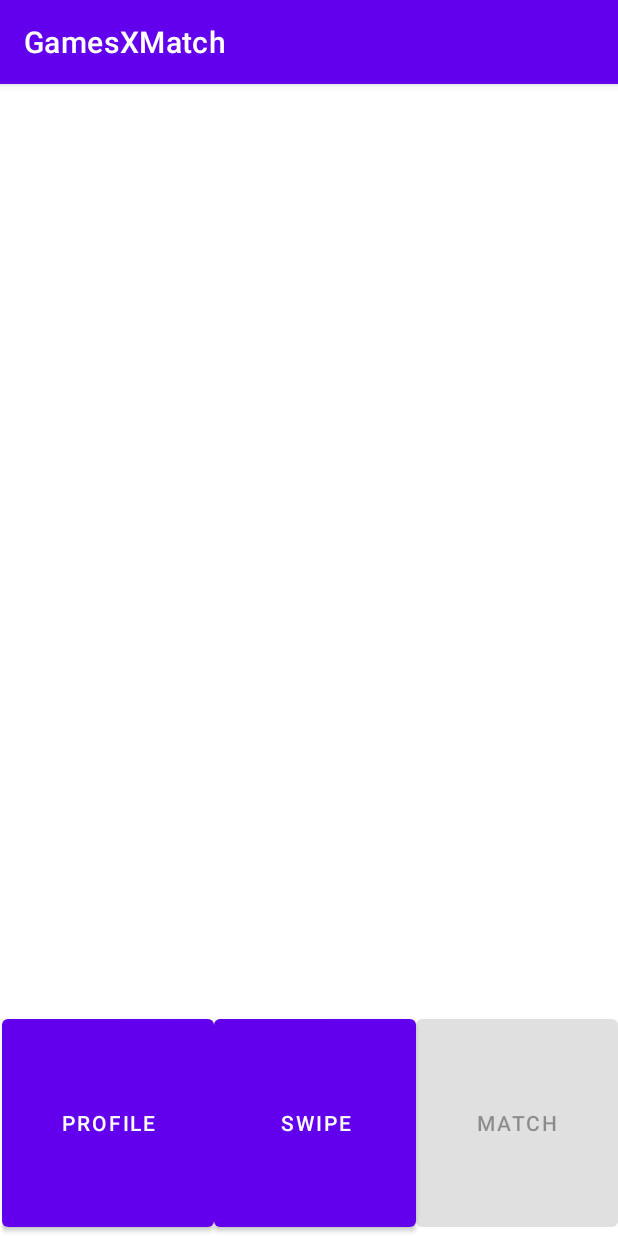
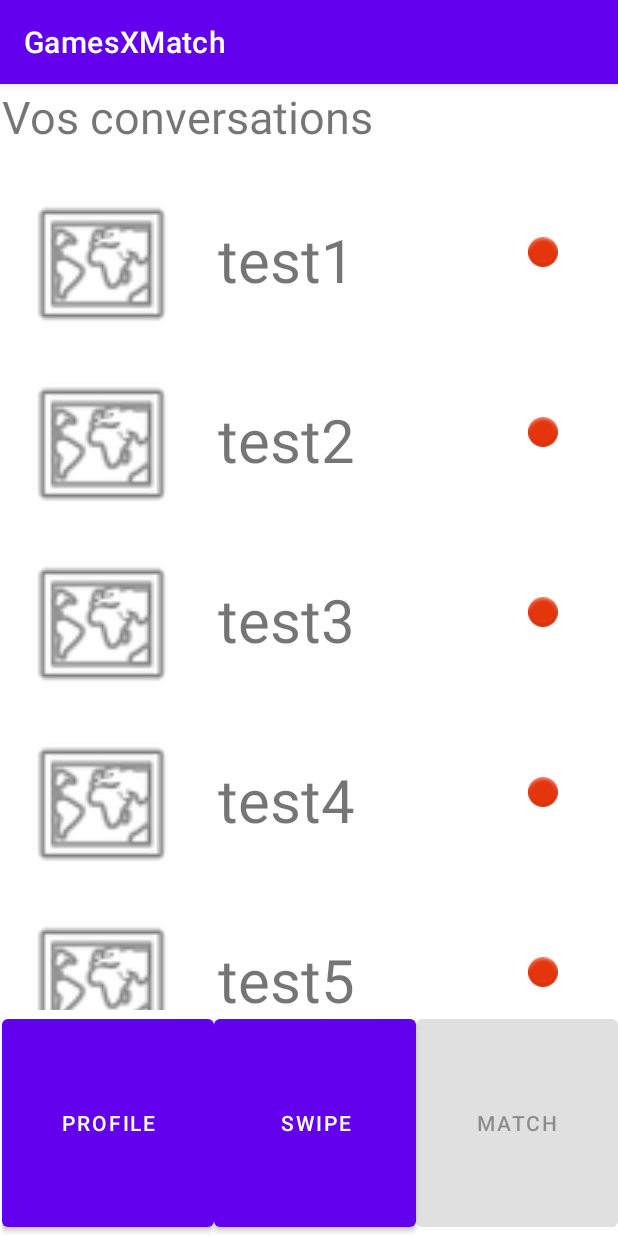
Before and after one commit to GameXMatch/GameXMatch, an Android app: the screen it shows after launch (CoreApp), after a tap on "MATCH", on a phone screen of 412 x 824 dp. Run offline under Robolectric (Android 15) with nearby library versions, the phone set to English and light mode, and no system bars.

Commit message:
Adapter for the match data, using strings

```diff
--- a/android_app/app/src/main/java/ch/gamesxmatch/main/Match.kt
+++ b/android_app/app/src/main/java/ch/gamesxmatch/main/Match.kt
@@ -1,21 +1,21 @@
 package ch.gamesxmatch.main
 
+import android.content.Intent
 import android.os.Bundle
 import android.view.LayoutInflater
 import android.view.View
 import android.view.ViewGroup
-import android.widget.Button
-import android.widget.TextView
-import androidx.cardview.widget.CardView
 import androidx.fragment.app.Fragment
+import androidx.recyclerview.widget.LinearLayoutManager
 import androidx.recyclerview.widget.RecyclerView
 import ch.gamesxmatch.R
+import java.util.Arrays.asList
+import kotlin.collections.ArrayList
 
 class Match : Fragment() {
     // TODO : Data type for the matches
-    // TODO : Adaptor for adding items to the list (Big)
-    // TODO : Click listener for the items, that will open the individual chat
     lateinit var recycleView : RecyclerView
+    var matches = ArrayList<String>(asList("test1", "test2", "test3", "test4", "test5"))
 
     override fun onCreateView(
         inflater: LayoutInflater,
@@ -24,6 +24,13 @@ class Match : Fragment() {
     ): View? {
         val view = inflater.inflate(R.layout.activity_match, container, false)
         recycleView = view.findViewById(R.id.match_recycleView)
+        val matchAdaptator = MatchAdaptator(matches)
+        recycleView.layoutManager = LinearLayoutManager(inflater.context)
+        recycleView.adapter = matchAdaptator
+
+        matchAdaptator.onItemClick = {
+            // TODO : Switch the fragment to chat
+        }
 
         return view
     }
--- /dev/null
+++ b/android_app/app/src/main/java/ch/gamesxmatch/main/MatchAdaptator.kt
@@ -0,0 +1,44 @@
+package ch.gamesxmatch.main
+
+import android.view.LayoutInflater
+import android.view.View
+import android.view.ViewGroup
+import android.widget.ImageView
+import android.widget.TextView
+import androidx.recyclerview.widget.RecyclerView
+import ch.gamesxmatch.R
+
+
+class MatchAdaptator(val matches : ArrayList<String>) : RecyclerView.Adapter<MatchAdaptator.ViewHolder>() {
+
+    var onItemClick: ((String) -> Unit)? = null
+
+    override fun getItemCount(): Int {
+        return matches.size
+    }
+
+    override fun onCreateViewHolder(parent: ViewGroup, viewType: Int): ViewHolder {
+        val view = LayoutInflater.from(parent.context).inflate(R.layout.activity_individual_match, parent, false)
+        return ViewHolder(view)
+    }
+
+    override fun onBindViewHolder(holder: ViewHolder, position: Int) {
+        bindValues(matches[position], holder)
+    }
+
+    inner class ViewHolder(itemView: View) : RecyclerView.ViewHolder(itemView) {
+        var txtNickname : TextView = itemView.findViewById(R.id.match_nickname)
+        var imgAvatar :  ImageView = itemView.findViewById(R.id.match_avatar)
+        var imgNotification : ImageView = itemView.findViewById(R.id.match_new_message)
+        init {
+            itemView.setOnClickListener {
+                onItemClick?.invoke(matches[adapterPosition])
+            }
+        }
+    }
+
+    private fun bindValues(data : String, holder : ViewHolder) {
+        holder.txtNickname.setText(data)
+    }
+
+}
--- /dev/null
+++ b/android_app/app/src/main/res/layout/activity_individual_match.xml
@@ -0,0 +1,38 @@
+<?xml version="1.0" encoding="utf-8"?>
+<androidx.constraintlayout.widget.ConstraintLayout xmlns:android="http://schemas.android.com/apk/res/android"
+    xmlns:app="http://schemas.android.com/apk/res-auto"
+    xmlns:tools="http://schemas.android.com/tools"
+    android:layout_width="match_parent"
+    android:layout_height="120dp">
+
+    <ImageView
+        android:id="@+id/match_avatar"
+        android:layout_width="100dp"
+        android:layout_height="100dp"
+        android:layout_marginStart="16dp"
+        android:layout_marginTop="28dp"
+        app:layout_constraintStart_toStartOf="parent"
+        app:layout_constraintTop_toTopOf="parent"
+        app:srcCompat="@android:drawable/ic_menu_mapmode" />
+
+    <TextView
+        android:id="@+id/match_nickname"
+        android:layout_width="wrap_content"
+        android:layout_height="wrap_content"
+        android:layout_marginStart="28dp"
+        android:layout_marginTop="48dp"
+        android:textSize="40sp"
+        app:layout_constraintStart_toEndOf="@+id/match_avatar"
+        app:layout_constraintTop_toTopOf="parent"
+        tools:text="mortimaire" />
+
+    <ImageView
+        android:id="@+id/match_new_message"
+        android:layout_width="20dp"
+        android:layout_height="20dp"
+        android:layout_marginTop="60dp"
+        android:layout_marginEnd="40dp"
+        app:layout_constraintEnd_toEndOf="parent"
+        app:layout_constraintTop_toTopOf="parent"
+        app:srcCompat="@android:drawable/ic_notification_overlay" />
+</androidx.constraintlayout.widget.ConstraintLayout>
--- a/android_app/app/src/main/res/layout/activity_match.xml
+++ b/android_app/app/src/main/res/layout/activity_match.xml
@@ -5,12 +5,23 @@
     android:layout_width="match_parent"
     android:layout_height="match_parent">
 
-    <androidx.recyclerview.widget.RecyclerView
-        android:id="@+id/match_recycleView"
-        android:layout_width="409dp"
-        android:layout_height="729dp"
-        android:layout_marginStart="1dp"
-        android:layout_marginTop="1dp"
-        app:layout_constraintStart_toStartOf="parent"
-        app:layout_constraintTop_toTopOf="parent" />
+    <LinearLayout
+        android:layout_width="match_parent"
+        android:layout_height="match_parent"
+        android:orientation="vertical">
+
+        <TextView
+            android:id="@+id/match_title"
+            android:layout_width="match_parent"
+            android:layout_height="wrap_content"
+            android:text="@string/match_title"
+            android:textSize="30sp"/>
+
+        <androidx.recyclerview.widget.RecyclerView
+            android:id="@+id/match_recycleView"
+            android:layout_width="fill_parent"
+            android:layout_height="fill_parent" />
+
+    </LinearLayout>
+
 </androidx.constraintlayout.widget.ConstraintLayout>
--- a/android_app/app/src/main/res/values/strings.xml
+++ b/android_app/app/src/main/res/values/strings.xml
@@ -8,4 +8,5 @@
     <string name="core_match_button">Match</string>
     <string name="swipe_left_button">X</string>
     <string name="swipe_right_button">V</string>
+    <string name="match_title">Vos conversations</string>
 </resources>
```
